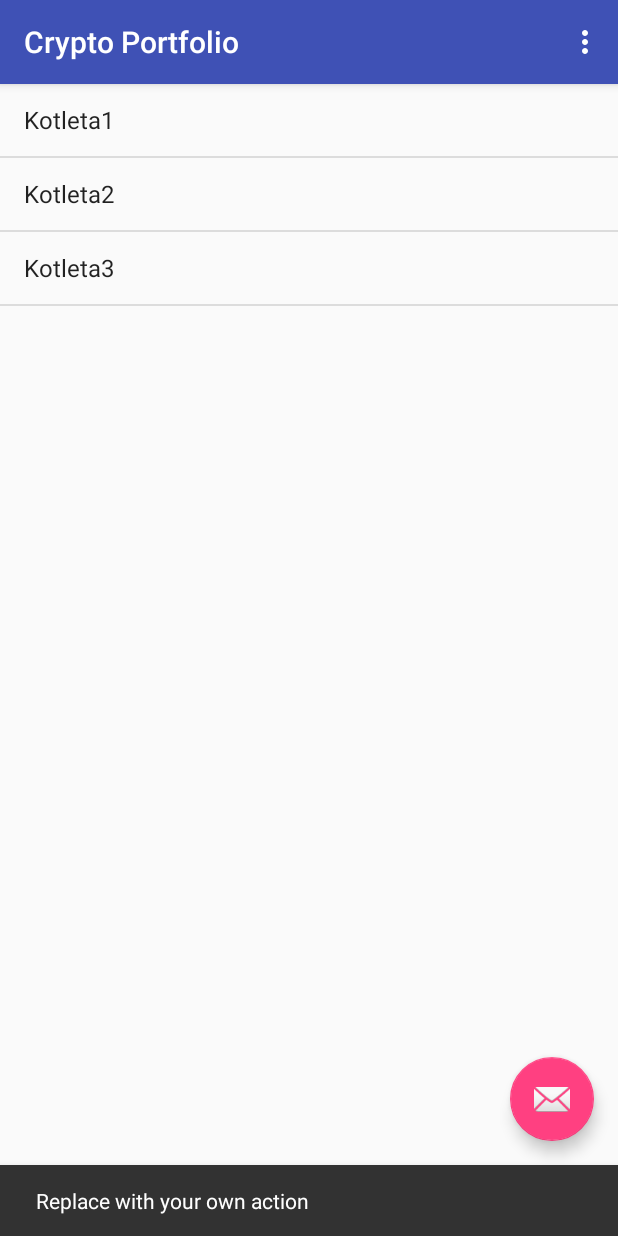
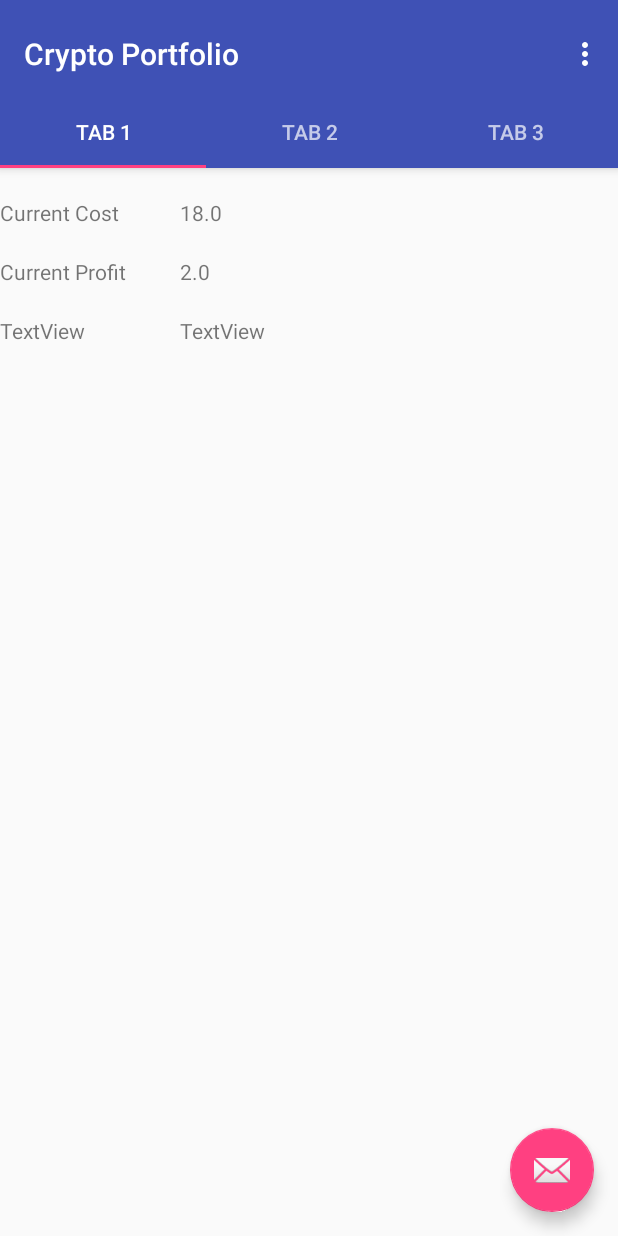
Before and after one commit to kirillkhudiakov/crypto-portfolio, an Android app: the screen it shows after launch (MainActivity before the commit, PortfolioActivity after it), after a tap on "Kotleta1", on a phone screen of 412 x 824 dp. Run offline under Robolectric (Android 15) with nearby library versions, the phone set to English and light mode, and no system bars; our stand-ins replace Volley; libraries missing offline, so code that uses them is left out: com.github.mikephil.charting.

Commit message:
Overview layout

```diff
--- a/app/src/main/java/khudyakov/cryptoportfolio/App.java
+++ b/app/src/main/java/khudyakov/cryptoportfolio/App.java
@@ -16,20 +16,32 @@ public class App extends Application {
         super.onCreate();
 
         portfolios = new ArrayList<>();
-
-        portfolios.add(new Portfolio("Kotleta1"));
         Currency btc = new Currency("BTC");
         btc.addTransaction(new Transaction(1532995200, 1));
         Currency eth = new Currency("ETH");
         eth.addTransaction(new Transaction(1532995200, 1));
-
-        portfolios.add(new Portfolio("Kotleta2"));
         Currency btc2 = new Currency("BTC");
         btc.addTransaction(new Transaction(1532995200, 1));
         Currency eth2 = new Currency("ETH");
         eth.addTransaction(new Transaction(1532995200, 1));
+        Currency btc3 = new Currency("BTC");
+        btc.addTransaction(new Transaction(1532995200, 1));
+        Currency eth3 = new Currency("ETH");
+        eth.addTransaction(new Transaction(1532995200, 1));
 
-        portfolios.add(new Portfolio("Kotleta3"));
+        Portfolio portfolio1 = new Portfolio("Kotleta1");
+        Portfolio portfolio2 = new Portfolio("Kotleta2");
+        Portfolio portfolio3 = new Portfolio("Kotleta3");
+        portfolio1.addCurrency(btc);
+        portfolio1.addCurrency(eth);
+        portfolio2.addCurrency(btc);
+        portfolio2.addCurrency(eth);
+        portfolio3.addCurrency(btc);
+        portfolio3.addCurrency(eth);
+
+        portfolios.add(portfolio1);
+        portfolios.add(portfolio2);
+        portfolios.add(portfolio3);
     }
 
     static String[] portfoliosNames() {
--- a/app/src/main/java/khudyakov/cryptoportfolio/Currency.java
+++ b/app/src/main/java/khudyakov/cryptoportfolio/Currency.java
@@ -17,6 +17,7 @@ public class Currency implements Serializable {
     public Currency(String name) {
         this.name = name;
         transactions = new ArrayList<>();
+        quotations = Info.getQuotations();
     }
 
     void addTransaction(Transaction transaction) {
--- a/app/src/main/java/khudyakov/cryptoportfolio/Info.java
+++ b/app/src/main/java/khudyakov/cryptoportfolio/Info.java
@@ -20,6 +20,8 @@ import org.json.JSONArray;
 import org.json.JSONObject;
 
 import java.util.ArrayList;
+import java.util.Map;
+import java.util.TreeMap;
 
 public class Info {
 
@@ -94,4 +96,11 @@ public class Info {
         CandleData data = new CandleData(dataSet);
         chart.setData(data);
     }
+
+    static TreeMap<Long, Float> getQuotations() {
+        TreeMap<Long, Float> quotations = new TreeMap<>();
+        quotations.put(1532995200L, 1F);
+        quotations.put(1532999200L, 3F);
+        return quotations;
+    }
 }
--- a/app/src/main/java/khudyakov/cryptoportfolio/MainActivity.java
+++ b/app/src/main/java/khudyakov/cryptoportfolio/MainActivity.java
@@ -45,8 +45,9 @@ public class MainActivity extends AppCompatActivity {
             public void onItemClick(AdapterView<?> parent, View view, int position, long id) {
                 Snackbar.make(view, "Replace with your own action", Snackbar.LENGTH_LONG)
                         .setAction("Action", null).show();
-                int id = view.getId();
-                Intent intent = new Intent(MainActivity.this);
+                Intent intent = new Intent(MainActivity.this, PortfolioActivity.class);
+                intent.putExtra("Id", position);
+                startActivity(intent);
             }
         });
     }
--- a/app/src/main/java/khudyakov/cryptoportfolio/Portfolio.java
+++ b/app/src/main/java/khudyakov/cryptoportfolio/Portfolio.java
@@ -14,6 +14,8 @@ public class Portfolio implements Serializable {
     float cost;
 
     public Portfolio(String name) {
+        currencies = new ArrayList<>();
+        composition = new TreeMap<>();
         this.name = name;
     }
 
--- /dev/null
+++ b/app/src/main/java/khudyakov/cryptoportfolio/PortfolioActivity.java
@@ -0,0 +1,169 @@
+package khudyakov.cryptoportfolio;
+
+import android.support.design.widget.TabLayout;
+import android.support.design.widget.FloatingActionButton;
+import android.support.design.widget.Snackbar;
+import android.support.v7.app.AppCompatActivity;
+import android.support.v7.widget.Toolbar;
+
+import android.support.v4.app.Fragment;
+import android.support.v4.app.FragmentManager;
+import android.support.v4.app.FragmentPagerAdapter;
+import android.support.v4.view.ViewPager;
+import android.os.Bundle;
+import android.view.LayoutInflater;
+import android.view.Menu;
+import android.view.MenuItem;
+import android.view.View;
+import android.view.ViewGroup;
+
+import android.widget.TextView;
+
+public class PortfolioActivity extends AppCompatActivity {
+
+    /**
+     * The {@link android.support.v4.view.PagerAdapter} that will provide
+     * fragments for each of the sections. We use a
+     * {@link FragmentPagerAdapter} derivative, which will keep every
+     * loaded fragment in memory. If this becomes too memory intensive, it
+     * may be best to switch to a
+     * {@link android.support.v4.app.FragmentStatePagerAdapter}.
+     */
+    private SectionsPagerAdapter mSectionsPagerAdapter;
+
+    /**
+     * The {@link ViewPager} that will host the section contents.
+     */
+    private ViewPager mViewPager;
+
+    static Portfolio portfolio;
+
+    @Override
+    protected void onCreate(Bundle savedInstanceState) {
+        super.onCreate(savedInstanceState);
+        setContentView(R.layout.activity_portfolio);
+
+        Toolbar toolbar = (Toolbar) findViewById(R.id.toolbar);
+        setSupportActionBar(toolbar);
+        // Create the adapter that will return a fragment for each of the three
+        // primary sections of the activity.
+        mSectionsPagerAdapter = new SectionsPagerAdapter(getSupportFragmentManager());
+
+        // Set up the ViewPager with the sections adapter.
+        mViewPager = (ViewPager) findViewById(R.id.container);
+        mViewPager.setAdapter(mSectionsPagerAdapter);
+
+        TabLayout tabLayout = (TabLayout) findViewById(R.id.tabs);
+
+        mViewPager.addOnPageChangeListener(new TabLayout.TabLayoutOnPageChangeListener(tabLayout));
+        tabLayout.addOnTabSelectedListener(new TabLayout.ViewPagerOnTabSelectedListener(mViewPager));
+
+        FloatingActionButton fab = (FloatingActionButton) findViewById(R.id.fab);
+        fab.setOnClickListener(new View.OnClickListener() {
+            @Override
+            public void onClick(View view) {
+                Snackbar.make(view, "Replace with your own action", Snackbar.LENGTH_LONG)
+                        .setAction("Action", null).show();
+            }
+        });
+
+        int id = getIntent().getIntExtra("Id", -1);
+        portfolio = App.portfolios.get(id);
+    }
+
+
+    @Override
+    public boolean onCreateOptionsMenu(Menu menu) {
+        // Inflate the menu; this adds items to the action bar if it is present.
+        getMenuInflater().inflate(R.menu.menu_portfolio, menu);
+        return true;
+    }
+
+    @Override
+    public boolean onOptionsItemSelected(MenuItem item) {
+        // Handle action bar item clicks here. The action bar will
+        // automatically handle clicks on the Home/Up button, so long
+        // as you specify a parent activity in AndroidManifest.xml.
+        int id = item.getItemId();
+
+        //noinspection SimplifiableIfStatement
+        if (id == R.id.action_settings) {
+            return true;
+        }
+
+        return super.onOptionsItemSelected(item);
+    }
+
+    /**
+     * A placeholder fragment containing a simple view.
+     */
+    public static class PlaceholderFragment extends Fragment {
+        /**
+         * The fragment argument representing the section number for this
+         * fragment.
+         */
+        private static final String ARG_SECTION_NUMBER = "section_number";
+
+        public PlaceholderFragment() {
+        }
+
+        /**
+         * Returns a new instance of this fragment for the given section
+         * number.
+         */
+        public static PlaceholderFragment newInstance(int sectionNumber) {
+            PlaceholderFragment fragment = new PlaceholderFragment();
+            Bundle args = new Bundle();
+            args.putInt(ARG_SECTION_NUMBER, sectionNumber);
+            fragment.setArguments(args);
+            return fragment;
+        }
+
+        @Override
+        public View onCreateView(LayoutInflater inflater, ViewGroup container,
+                                 Bundle savedInstanceState) {
+
+            View rootView= inflater.inflate(R.layout.overview, container, false);;
+            switch (getArguments().getInt(ARG_SECTION_NUMBER)) {
+                case 1:
+                    rootView = inflater.inflate(R.layout.overview, container, false);
+                    TextView costText = rootView.findViewById(R.id.costText);
+                    costText.setText(Float.toString(PortfolioActivity.portfolio.getCost()));
+                    TextView profitText = rootView.findViewById(R.id.profitText);
+                    profitText.setText(Float.toString(PortfolioActivity.portfolio.getProfit()));
+                    break;
+                case 2:
+                    rootView = inflater.inflate(R.layout.details, container, false);
+                    break;
+            }
+//            View rootView = inflater.inflate(R.layout.fragment_portfolio, container, false);
+//            TextView textView = (TextView) rootView.findViewById(R.id.section_label);
+//            textView.setText(getString(R.string.section_format, getArguments().getInt(ARG_SECTION_NUMBER)));
+            return rootView;
+        }
+    }
+
+    /**
+     * A {@link FragmentPagerAdapter} that returns a fragment corresponding to
+     * one of the sections/tabs/pages.
+     */
+    public class SectionsPagerAdapter extends FragmentPagerAdapter {
+
+        public SectionsPagerAdapter(FragmentManager fm) {
+            super(fm);
+        }
+
+        @Override
+        public Fragment getItem(int position) {
+            // getItem is called to instantiate the fragment for the given page.
+            // Return a PlaceholderFragment (defined as a static inner class below).
+            return PlaceholderFragment.newInstance(position + 1);
+        }
+
+        @Override
+        public int getCount() {
+            // Show 3 total pages.
+            return 3;
+        }
+    }
+}
--- /dev/null
+++ b/app/src/main/res/layout/activity_portfolio.xml
@@ -0,0 +1,70 @@
+<?xml version="1.0" encoding="utf-8"?>
+<android.support.design.widget.CoordinatorLayout xmlns:android="http://schemas.android.com/apk/res/android"
+    xmlns:app="http://schemas.android.com/apk/res-auto"
+    xmlns:tools="http://schemas.android.com/tools"
+    android:id="@+id/main_content"
+    android:layout_width="match_parent"
+    android:layout_height="match_parent"
+    android:fitsSystemWindows="true"
+    tools:context=".PortfolioActivity">
+
+    <android.support.design.widget.AppBarLayout
+        android:id="@+id/appbar"
+        android:layout_width="match_parent"
+        android:layout_height="wrap_content"
+        android:paddingTop="@dimen/appbar_padding_top"
+        android:theme="@style/AppTheme.AppBarOverlay">
+
+        <android.support.v7.widget.Toolbar
+            android:id="@+id/toolbar"
+            android:layout_width="match_parent"
+            android:layout_height="?attr/actionBarSize"
+            android:layout_weight="1"
+            android:background="?attr/colorPrimary"
+            app:layout_scrollFlags="scroll|enterAlways"
+            app:popupTheme="@style/AppTheme.PopupOverlay"
+            app:title="@string/app_name">
+
+        </android.support.v7.widget.Toolbar>
+
+        <android.support.design.widget.TabLayout
+            android:id="@+id/tabs"
+            android:layout_width="match_parent"
+            android:layout_height="wrap_content">
+
+            <android.support.design.widget.TabItem
+                android:id="@+id/tabItem"
+                android:layout_width="wrap_content"
+                android:layout_height="wrap_content"
+                android:text="@string/tab_text_1" />
+
+            <android.support.design.widget.TabItem
+                android:id="@+id/tabItem2"
+                android:layout_width="wrap_content"
+                android:layout_height="wrap_content"
+                android:text="@string/tab_text_2" />
+
+            <android.support.design.widget.TabItem
+                android:id="@+id/tabItem3"
+                android:layout_width="wrap_content"
+                android:layout_height="wrap_content"
+                android:text="@string/tab_text_3" />
+
+        </android.support.design.widget.TabLayout>
+    </android.support.design.widget.AppBarLayout>
+
+    <android.support.v4.view.ViewPager
+        android:id="@+id/container"
+        android:layout_width="match_parent"
+        android:layout_height="match_parent"
+        app:layout_behavior="@string/appbar_scrolling_view_behavior" />
+
+    <android.support.design.widget.FloatingActionButton
+        android:id="@+id/fab"
+        android:layout_width="wrap_content"
+        android:layout_height="wrap_content"
+        android:layout_gravity="end|bottom"
+        android:layout_margin="@dimen/fab_margin"
+        app:srcCompat="@android:drawable/ic_dialog_email" />
+
+</android.support.design.widget.CoordinatorLayout>
--- /dev/null
+++ b/app/src/main/res/layout/details.xml
@@ -0,0 +1,11 @@
+<?xml version="1.0" encoding="utf-8"?>
+<LinearLayout xmlns:android="http://schemas.android.com/apk/res/android"
+    android:layout_width="match_parent"
+    android:layout_height="match_parent">
+
+    <ListView
+        android:id="@+id/compositionList"
+        android:layout_width="match_parent"
+        android:layout_height="wrap_content"/>
+
+</LinearLayout>
--- /dev/null
+++ b/app/src/main/res/layout/fragment_portfolio.xml
@@ -0,0 +1,23 @@
+<?xml version="1.0" encoding="utf-8"?>
+<android.support.constraint.ConstraintLayout xmlns:android="http://schemas.android.com/apk/res/android"
+    xmlns:app="http://schemas.android.com/apk/res-auto"
+    xmlns:tools="http://schemas.android.com/tools"
+    android:id="@+id/constraintLayout"
+    android:layout_width="match_parent"
+    android:layout_height="match_parent"
+    tools:context=".PortfolioActivity$PlaceholderFragment">
+
+    <TextView
+        android:id="@+id/section_label"
+        android:layout_width="wrap_content"
+        android:layout_height="wrap_content"
+        android:layout_marginBottom="@dimen/activity_vertical_margin"
+        android:layout_marginEnd="@dimen/activity_horizontal_margin"
+        android:layout_marginStart="@dimen/activity_horizontal_margin"
+        android:layout_marginTop="@dimen/activity_vertical_margin"
+        app:layout_constraintLeft_toLeftOf="parent"
+        app:layout_constraintTop_toTopOf="@+id/constraintLayout"
+        tools:layout_constraintLeft_creator="1"
+        tools:layout_constraintTop_creator="1" />
+
+</android.support.constraint.ConstraintLayout>
--- /dev/null
+++ b/app/src/main/res/layout/overview.xml
@@ -0,0 +1,62 @@
+<?xml version="1.0" encoding="utf-8"?>
+<android.support.constraint.ConstraintLayout xmlns:android="http://schemas.android.com/apk/res/android"
+    xmlns:app="http://schemas.android.com/apk/res-auto"
+    xmlns:tools="http://schemas.android.com/tools"
+    android:layout_width="match_parent"
+    android:layout_height="match_parent">
+
+    <TextView
+        android:id="@+id/costLabel"
+        android:layout_width="100dp"
+        android:layout_height="wrap_content"
+        android:layout_marginTop="20dp"
+        android:text="Current Cost"
+        app:layout_constraintStart_toStartOf="parent"
+        app:layout_constraintTop_toTopOf="parent" />
+
+    <TextView
+        android:id="@+id/costText"
+        android:layout_width="wrap_content"
+        android:layout_height="wrap_content"
+        android:layout_marginStart="20dp"
+        app:layout_constraintStart_toEndOf="@+id/costLabel"
+        app:layout_constraintTop_toTopOf="@+id/costLabel" />
+
+
+    <TextView
+        android:id="@+id/profitLabel"
+        android:layout_width="100dp"
+        android:layout_height="wrap_content"
+        android:layout_marginTop="20dp"
+        android:text="Current Profit"
+        app:layout_constraintStart_toStartOf="parent"
+        app:layout_constraintTop_toBottomOf="@id/costLabel" />
+
+    <TextView
+        android:id="@+id/profitText"
+        android:layout_width="wrap_content"
+        android:layout_height="wrap_content"
+        android:layout_marginStart="20dp"
+        app:layout_constraintStart_toEndOf="@+id/profitLabel"
+        app:layout_constraintTop_toTopOf="@+id/profitLabel" />
+
+
+    <TextView
+        android:id="@+id/textView5"
+        android:layout_width="100dp"
+        android:layout_height="wrap_content"
+        android:layout_marginTop="20dp"
+        android:text="TextView"
+        app:layout_constraintStart_toStartOf="parent"
+        app:layout_constraintTop_toBottomOf="@id/profitLabel" />
+
+    <TextView
+        android:id="@+id/textView6"
+        android:layout_width="wrap_content"
+        android:layout_height="wrap_content"
+        android:layout_marginStart="20dp"
+        android:text="TextView"
+        app:layout_constraintStart_toEndOf="@+id/textView5"
+        app:layout_constraintTop_toTopOf="@+id/textView5" />
+
+</android.support.constraint.ConstraintLayout>
--- /dev/null
+++ b/app/src/main/res/menu/menu_portfolio.xml
@@ -0,0 +1,10 @@
+<menu xmlns:android="http://schemas.android.com/apk/res/android"
+    xmlns:app="http://schemas.android.com/apk/res-auto"
+    xmlns:tools="http://schemas.android.com/tools"
+    tools:context="khudyakov.cryptoportfolio.PortfolioActivity">
+    <item
+        android:id="@+id/action_settings"
+        android:orderInCategory="100"
+        android:title="@string/action_settings"
+        app:showAsAction="never" />
+</menu>
--- /dev/null
+++ b/app/src/main/res/values-w820dp/dimens.xml
@@ -0,0 +1,6 @@
+<resources>
+    <!-- Example customization of dimensions originally defined in res/values/dimens.xml
+         (such as screen margins) for screens with more than 820dp of available width. This
+         would include 7" and 10" devices in landscape (~960dp and ~1280dp respectively). -->
+    <dimen name="activity_horizontal_margin">64dp</dimen>
+</resources>
--- a/app/src/main/res/values/dimens.xml
+++ b/app/src/main/res/values/dimens.xml
@@ -1,3 +1,7 @@
 <resources>
     <dimen name="fab_margin">16dp</dimen>
+    <!-- Default screen margins, per the Android Design guidelines. -->
+    <dimen name="activity_horizontal_margin">16dp</dimen>
+    <dimen name="activity_vertical_margin">16dp</dimen>
+    <dimen name="appbar_padding_top">8dp</dimen>
 </resources>
--- a/app/src/main/res/values/strings.xml
+++ b/app/src/main/res/values/strings.xml
@@ -1,4 +1,9 @@
 <resources>
     <string name="app_name">Crypto Portfolio</string>
     <string name="action_settings">Settings</string>
+    <string name="title_activity_portfolio">PortfolioActivity</string>
+    <string name="tab_text_1">Tab 1</string>
+    <string name="tab_text_2">Tab 2</string>
+    <string name="tab_text_3">Tab 3</string>
+    <string name="section_format">Hello World from section: %1$d</string>
 </resources>
```
Also changed, not shown: app/src/main/AndroidManifest.xml (+6 -2 lines).
